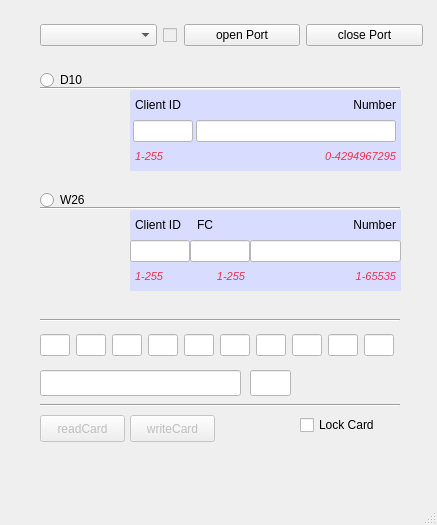
First picture: the form in source/window.ui, repository zeroskunk/d302, before the edit.
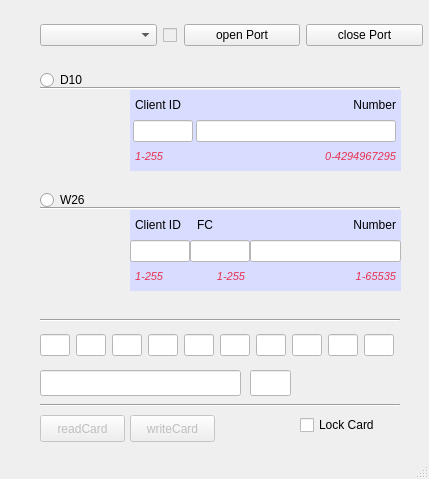
Second picture: the form after the edit. Icons and pictures are not drawn.

What changed in the file:
```diff
--- a/source/window.ui
+++ b/source/window.ui
@@ -6,12 +6,37 @@
    <rect>
     <x>0</x>
     <y>0</y>
-    <width>437</width>
-    <height>525</height>
+    <width>429</width>
+    <height>479</height>
    </rect>
   </property>
+  <property name="sizePolicy">
+   <sizepolicy hsizetype="Fixed" vsizetype="Fixed">
+    <horstretch>0</horstretch>
+    <verstretch>0</verstretch>
+   </sizepolicy>
+  </property>
+  <property name="minimumSize">
+   <size>
+    <width>429</width>
+    <height>479</height>
+   </size>
+  </property>
+  <property name="maximumSize">
+   <size>
+    <width>429</width>
+    <height>16777215</height>
+   </size>
+  </property>
   <property name="windowTitle">
-   <string>D302 Reader</string>
+   <string>D302 Reader Version: __version__</string>
+  </property>
+  <property name="windowIcon">
+   <iconset>
+    <normaloff>d302.ico</normaloff>d302.ico</iconset>
+  </property>
+  <property name="documentMode">
+   <bool>false</bool>
   </property>
   <widget class="QWidget" name="centralwidget">
    <widget class="QWidget" name="horizontalLayoutWidget">
@@ -144,22 +169,6 @@
      <string notr="true"/>
     </property>
    </widget>
-   <widget class="QTextEdit" name="message_box">
-    <property name="enabled">
-     <bool>false</bool>
-    </property>
-    <property name="geometry">
-     <rect>
-      <x>40</x>
-      <y>450</y>
-      <width>361</width>
-      <height>41</height>
-     </rect>
-    </property>
-    <property name="styleSheet">
-     <string notr="true">background: transparent; color:red;</string>
-    </property>
-   </widget>
    <widget class="QWidget" name="horizontalLayoutWidget_3">
     <property name="enabled">
      <bool>false</bool>
```
Left out of the diff: 1 changed line with no effect on the pictures.
